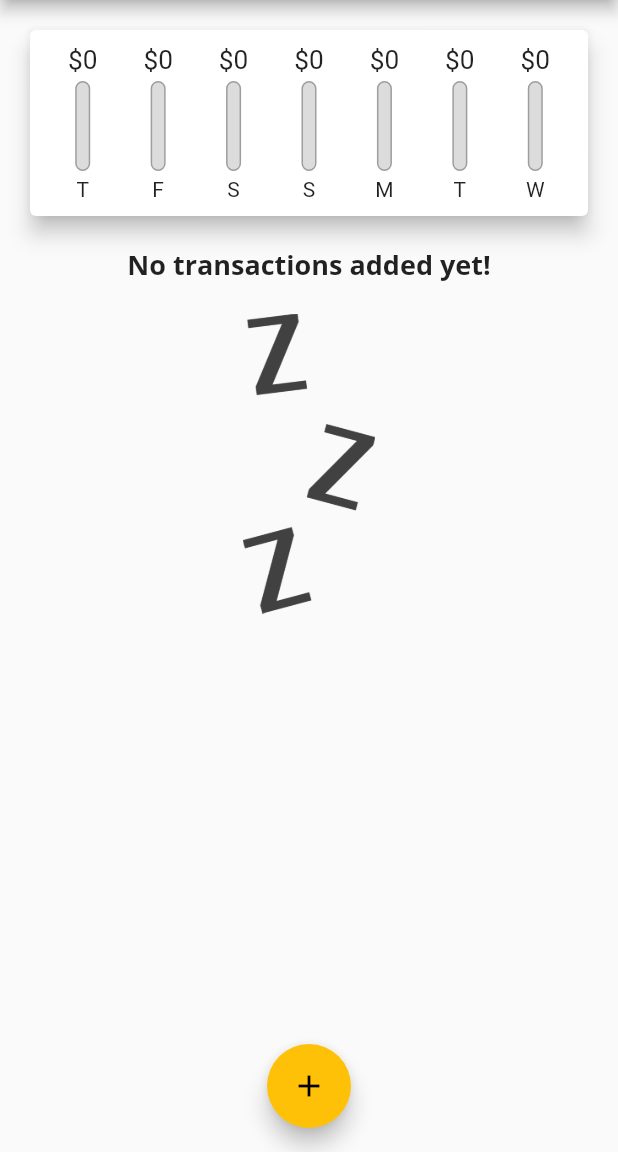
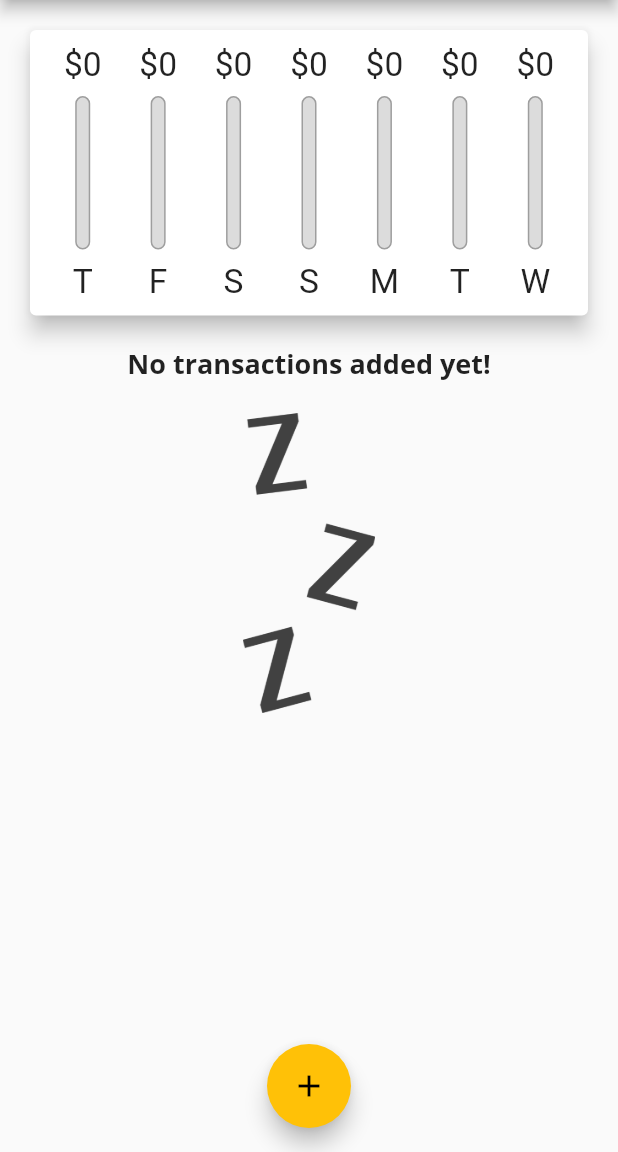
Before and after one commit to naman-gurnaaz/Expenses-App, a Flutter app: the screen it shows after launch, on a phone screen of 412 x 824 dp, the part 84-1236 px from its top. Run offline on Flutter 3.47's test engine with Material 2 defaults, Android fonts, the phone set to English and light mode, and no system bars.

Commit message:
Making app more responsive for android platforms

```diff
--- a/lib/main.dart
+++ b/lib/main.dart
@@ -4,7 +4,16 @@ import 'package:flutter/material.dart';
 import './models/transaction.dart';
 import './widgets/chart.dart';
 
-void main() => runApp(MyApp());
+void main() {
+  /*WidgetsFlutterBinding.ensureInitialized();
+
+  SystemChrome.setPreferredOrientations([
+    DeviceOrientation.portraitUp,
+    DeviceOrientation.portraitDown
+  ]);*/
+
+  runApp(MyApp());
+}
 
 class MyApp extends StatelessWidget {
   @override
@@ -32,9 +41,7 @@ class MyApp extends StatelessWidget {
                       fontSize: 20.0,
                       fontWeight: FontWeight.bold,
                     ),
-          )
-        )
-      ),
+                  ))),
       home: MyHomePage(),
     );
   }
@@ -62,17 +69,16 @@ class _MyHomePageState extends State<MyHomePage> {
     ),*/
   ];
 
+  bool _showChart = false;
+
   List<Transaction> get _recentTransactions {
     return _userTransactions.where((tx) {
-      return tx.date.isAfter(
-        DateTime.now().subtract(
-          Duration(days: 7)
-        )
-      );
+      return tx.date.isAfter(DateTime.now().subtract(Duration(days: 7)));
     }).toList();
   }
 
-  void _addNewTransactions(String txTitle, double txAmount, DateTime chosenDate) {
+  void _addNewTransactions(
+      String txTitle, double txAmount, DateTime chosenDate) {
     final newTx = Transaction(
       title: txTitle,
       amount: txAmount,
@@ -107,8 +113,11 @@ class _MyHomePageState extends State<MyHomePage> {
 
   @override
   Widget build(BuildContext context) {
-    return Scaffold(
-      appBar: AppBar(
+    final mediaQuery = MediaQuery.of(context);
+    final isLandscape =
+        mediaQuery.orientation == Orientation.landscape;
+
+    final appBar = AppBar(
       title: Text('Personal Expenses'),
       actions: <Widget>[
         IconButton(
@@ -116,16 +125,50 @@ class _MyHomePageState extends State<MyHomePage> {
           onPressed: () => _startAddNewTransaction(context),
         )
       ],
-      ),
+    );
+
+    final txListWidget = Container(
+        height: (mediaQuery.size.height -
+                appBar.preferredSize.height -
+                mediaQuery.padding.top) *
+            0.7,
+        child: TransactionList(_userTransactions, _deleteTransactions));
+
+    return Scaffold(
+      appBar: appBar,
       body: SingleChildScrollView(
         child: Column(
           crossAxisAlignment: CrossAxisAlignment.stretch,
           children: <Widget>[
-
-            Chart(_recentTransactions),
-
-            TransactionList(_userTransactions, _deleteTransactions),
-
+            if (isLandscape)
+              Row(
+                mainAxisAlignment: MainAxisAlignment.center,
+                children: <Widget>[
+                  Text('Show Chart'),
+                  Switch(
+                    value: _showChart,
+                    onChanged: (val) {
+                      _showChart = val;
+                    },
+                  ),
+                ],
+              ),
+            if (!isLandscape)
+              Container(
+                  height: (mediaQuery.size.height -
+                          appBar.preferredSize.height -
+                          mediaQuery.padding.top) *
+                      0.3,
+                  child: Chart(_recentTransactions)),
+            if (!isLandscape) txListWidget,
+            _showChart
+                ? Container(
+                    height: (mediaQuery.size.height -
+                            appBar.preferredSize.height -
+                            mediaQuery.padding.top) *
+                        0.7,
+                    child: Chart(_recentTransactions))
+                : txListWidget
           ],
         ),
       ),
--- a/lib/widgets/chart_bar.dart
+++ b/lib/widgets/chart_bar.dart
@@ -13,18 +13,19 @@ class ChartBar extends StatelessWidget {
 
   @override
   Widget build(BuildContext context) {
+    return LayoutBuilder(builder: (ctx, constraints) {
       return Column(
         children: <Widget>[
           Container(
-          height: 20,
-          child:
-            FittedBox(child: Text('\$${spendingAmount.toStringAsFixed(0)}')),
+            height: constraints.maxHeight * 0.15,
+            child: FittedBox(
+                child: Text('\$${spendingAmount.toStringAsFixed(0)}')),
           ),
           SizedBox(
-          height: 4,
+            height: constraints.maxHeight * 0.05,
           ),
           Container(
-          height: 60,
+            height: constraints.maxHeight * 0.6,
             width: 10,
             child: Stack(
               children: <Widget>[
@@ -45,10 +46,11 @@ class ChartBar extends StatelessWidget {
             ),
           ),
           SizedBox(
-          height: 4,
+            height: constraints.maxHeight * 0.05,
           ),
-        Text(label),
+          Container(height: constraints.maxHeight * 0.15, child: FittedBox(child: Text(label))),
         ],
       );
+    });
   }
 }
--- a/lib/widgets/new_transactions.dart
+++ b/lib/widgets/new_transactions.dart
@@ -57,10 +57,16 @@ class _NewTransactionsState extends State<NewTransactions> {
 
   @override
   Widget build(BuildContext context) {
-    return Card(
+    return SingleChildScrollView(
+          child: Card(
         elevation: 5,
         child: Container(
-        padding: EdgeInsets.all(10),
+          padding: EdgeInsets.only(
+            top: 10,
+            left: 10,
+            right: 10,
+            bottom: MediaQuery.of(context).viewInsets.bottom + 10
+          ),
           child: Column(
               crossAxisAlignment: CrossAxisAlignment.end,
               children: <Widget>[
@@ -104,6 +110,7 @@ class _NewTransactionsState extends State<NewTransactions> {
                 )
               ]),
         ),
+      ),
     );
   }
 }
--- a/lib/widgets/transaction_list.dart
+++ b/lib/widgets/transaction_list.dart
@@ -10,9 +10,7 @@ class TransactionList extends StatelessWidget {
 
   @override
   Widget build(BuildContext context) {
-    return Container(
-      height: 300,
-      child: transactions.isEmpty
+    return transactions.isEmpty
           ? Column(
               children: <Widget>[
                 Text(
@@ -53,7 +51,15 @@ class TransactionList extends StatelessWidget {
                     subtitle: Text(DateFormat.yMMMEd().format(
                       transactions[index].date,
                     )),
-                    trailing: IconButton(
+                    trailing:MediaQuery.of(context).size.width > 460 ? TextButton.icon(
+                      icon: Icon(Icons.delete),
+                      onPressed: () => deleteTx(transactions[index].id),
+                      label: Text('Delete!',),
+                      style: TextButton.styleFrom(
+                        primary: Theme.of(context).errorColor,
+
+                      )
+                    ): IconButton(
                       icon: Icon(Icons.delete),
                       onPressed: () => deleteTx(transactions[index].id),
                       color: Theme.of(context).errorColor,
@@ -62,7 +68,6 @@ class TransactionList extends StatelessWidget {
                 );
               },
               itemCount: transactions.length,
-            ),
     );
   }
 }
```
Also changed, not shown: lib/widgets/chart.dart (indentation only). Lines whose indentation alone changed are shown as unchanged.
